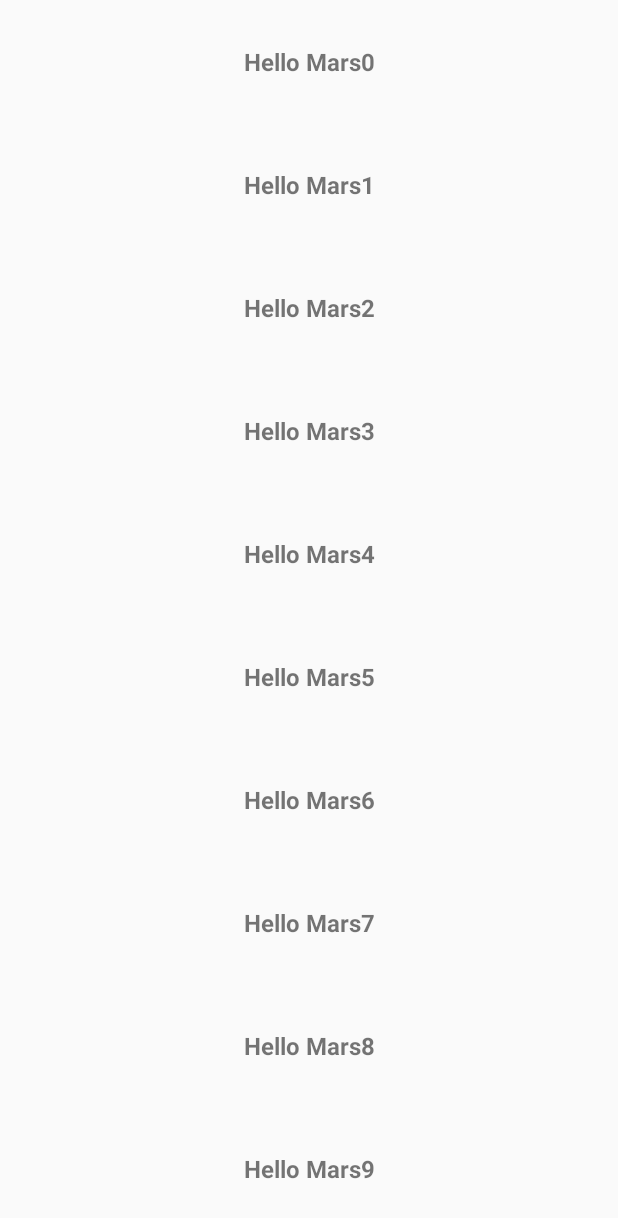
After one commit to ChoingHyun/Android-PlanetWeather, an Android app: the MessageListActivity screen opened directly, with no data from a screen before it, on a phone screen of 412 x 824 dp. The commit adds this screen. Shown: the top 1218 px of the screen. Run offline under Robolectric (Android 15) with nearby library versions, the phone set to English and light mode, and no system bars; network calls fail.

Commit message:
Add MessageList Activity in the project

```diff
--- a/app/build.gradle
+++ b/app/build.gradle
@@ -25,5 +25,6 @@ dependencies {
     compile 'com.mcxiaoke.volley:library:1.0.17'
     compile 'com.google.code.gson:gson:2.3'
     compile 'com.android.support:palette-v7:22.2.1'
+    compile 'com.android.support:recyclerview-v7:22.2.1'
 
 }
--- a/app/src/main/AndroidManifest.xml
+++ b/app/src/main/AndroidManifest.xml
@@ -3,6 +3,7 @@
     package="cn.edu.zju.planetweather" >
 
     <uses-permission android:name="android.permission.INTERNET" />
+
     <application
         android:name=".WeatherApplication"
         android:allowBackup="true"
@@ -18,7 +19,9 @@
                 <category android:name="android.intent.category.LAUNCHER" />
             </intent-filter>
         </activity>
-
+        <activity
+            android:name=".activity.MessageListActivity"
+            android:label="@string/title_activity_message_list"></activity>
     </application>
 
 </manifest>
--- /dev/null
+++ b/app/src/main/java/cn/edu/zju/planetweather/activity/MessageListActivity.java
@@ -0,0 +1,64 @@
+package cn.edu.zju.planetweather.activity;
+
+import android.app.Activity;
+import android.os.Bundle;
+import android.support.v7.widget.LinearLayoutManager;
+import android.support.v7.widget.RecyclerView;
+import android.view.Menu;
+import android.view.MenuItem;
+
+import java.util.ArrayList;
+import java.util.List;
+
+import cn.edu.zju.planetweather.R;
+import cn.edu.zju.planetweather.adapter.MessageListAdapter;
+import cn.edu.zju.planetweather.entity.Message;
+
+public class MessageListActivity extends Activity {
+
+    private RecyclerView mRecycleView;
+    private List<Message> mDateset;
+
+    @Override
+    protected void onCreate(Bundle savedInstanceState) {
+        super.onCreate(savedInstanceState);
+        setContentView(R.layout.activity_message_list);
+        findViews();
+        LinearLayoutManager layoutManager = new LinearLayoutManager(this);
+        mRecycleView.setLayoutManager(layoutManager);
+        mDateset = new ArrayList<>();
+        for (int i = 0; i < 10; i++) {
+            Message msg = new Message();
+            msg.setContent("Hello Mars" + i);
+            mDateset.add(msg);
+        }
+        MessageListAdapter adapter = new MessageListAdapter(mDateset);
+        mRecycleView.setAdapter(adapter);
+    }
+
+    private void findViews() {
+        mRecycleView = (RecyclerView) findViewById(R.id.rv_message_list);
+    }
+
+    @Override
+    public boolean onCreateOptionsMenu(Menu menu) {
+        // Inflate the menu; this adds items to the action bar if it is present.
+        getMenuInflater().inflate(R.menu.menu_message_list, menu);
+        return true;
+    }
+
+    @Override
+    public boolean onOptionsItemSelected(MenuItem item) {
+        // Handle action bar item clicks here. The action bar will
+        // automatically handle clicks on the Home/Up button, so long
+        // as you specify a parent activity in AndroidManifest.xml.
+        int id = item.getItemId();
+
+        //noinspection SimplifiableIfStatement
+        if (id == R.id.action_settings) {
+            return true;
+        }
+
+        return super.onOptionsItemSelected(item);
+    }
+}
--- /dev/null
+++ b/app/src/main/java/cn/edu/zju/planetweather/adapter/MessageListAdapter.java
@@ -0,0 +1,54 @@
+package cn.edu.zju.planetweather.adapter;
+
+import android.support.v7.widget.RecyclerView;
+import android.view.View;
+import android.view.ViewGroup;
+import android.widget.TextView;
+
+import java.util.Collections;
+import java.util.List;
+
+import cn.edu.zju.planetweather.R;
+import cn.edu.zju.planetweather.entity.Message;
+
+/**
+ * Created by changhuiyuan on 15/7/28.
+ */
+public class MessageListAdapter extends RecyclerView.Adapter<MessageListAdapter.ViewHolder> {
+
+    List<Message> dataset = Collections.emptyList();
+
+    public MessageListAdapter(List<Message> dataset) {
+        this.dataset = dataset;
+    }
+
+    @Override
+    public ViewHolder onCreateViewHolder(ViewGroup viewGroup, int i) {
+        View view = View.inflate(viewGroup.getContext(), R.layout.item_message, null);
+        ViewHolder viewHolder = new ViewHolder(view);
+        return viewHolder;
+    }
+
+    @Override
+    public void onBindViewHolder(ViewHolder viewHolder, int i) {
+        viewHolder.contentTextView.setText(dataset.get(i).getContent());
+    }
+
+    @Override
+    public int getItemCount() {
+        return dataset.size();
+    }
+
+    class ViewHolder extends RecyclerView.ViewHolder {
+
+        public TextView timeTextView;
+        public TextView contentTextView;
+        public TextView usernameTextView;
+
+        public ViewHolder(View itemView) {
+            super(itemView);
+            contentTextView = (TextView) itemView.findViewById(R.id.tv_content);
+        }
+    }
+
+}
--- /dev/null
+++ b/app/src/main/java/cn/edu/zju/planetweather/entity/Message.java
@@ -0,0 +1,35 @@
+package cn.edu.zju.planetweather.entity;
+
+/**
+ * Created by changhuiyuan on 15/7/28.
+ */
+public class Message {
+
+    private String publishTime;
+    private String content;
+    private String username;
+
+    public String getPublishTime() {
+        return publishTime;
+    }
+
+    public void setPublishTime(String publishTime) {
+        this.publishTime = publishTime;
+    }
+
+    public String getContent() {
+        return content;
+    }
+
+    public void setContent(String content) {
+        this.content = content;
+    }
+
+    public String getUsername() {
+        return username;
+    }
+
+    public void setUsername(String username) {
+        this.username = username;
+    }
+}
--- /dev/null
+++ b/app/src/main/res/layout/activity_message_list.xml
@@ -0,0 +1,13 @@
+<RelativeLayout xmlns:android="http://schemas.android.com/apk/res/android"
+    xmlns:tools="http://schemas.android.com/tools"
+    android:layout_width="match_parent"
+    android:layout_height="match_parent"
+    tools:context="cn.edu.zju.planetweather.activity.MessageListActivity">
+
+    <android.support.v7.widget.RecyclerView
+        android:id="@+id/rv_message_list"
+        android:layout_width="match_parent"
+        android:layout_height="match_parent"
+        android:scrollbars="vertical" />
+
+</RelativeLayout>
--- /dev/null
+++ b/app/src/main/res/layout/item_message.xml
@@ -0,0 +1,21 @@
+<?xml version="1.0" encoding="utf-8"?>
+<RelativeLayout xmlns:android="http://schemas.android.com/apk/res/android"
+    android:layout_width="match_parent"
+    android:layout_height="wrap_content">
+
+    <TextView
+        android:id="@+id/tv_content"
+        android:layout_width="match_parent"
+        android:layout_height="wrap_content"
+        android:layout_alignParentLeft="true"
+        android:layout_alignParentStart="true"
+        android:layout_alignParentTop="true"
+        android:layout_marginBottom="20dp"
+        android:layout_marginTop="20dp"
+        android:gravity="center"
+        android:paddingBottom="10dp"
+        android:paddingTop="10dp"
+        android:text="menu"
+        android:textSize="16sp"
+        android:textStyle="bold" />
+</RelativeLayout>
--- /dev/null
+++ b/app/src/main/res/menu/menu_message_list.xml
@@ -0,0 +1,10 @@
+<menu xmlns:android="http://schemas.android.com/apk/res/android"
+    xmlns:app="http://schemas.android.com/apk/res-auto"
+    xmlns:tools="http://schemas.android.com/tools"
+    tools:context="cn.edu.zju.planetweather.activity.MessageListActivity">
+    <item
+        android:id="@+id/action_settings"
+        android:orderInCategory="100"
+        android:title="@string/action_settings"
+        app:showAsAction="never" />
+</menu>
--- a/app/src/main/res/values/strings.xml
+++ b/app/src/main/res/values/strings.xml
@@ -3,4 +3,5 @@
 
     <string name="hello_world">Hello world!</string>
     <string name="action_settings">Settings</string>
+    <string name="title_activity_message_list">MessageListActivity</string>
 </resources>
```
Also changed, not shown: app/src/main/java/cn/edu/zju/planetweather/activity/MainActivity.java (+24 -21 lines), app/src/main/res/layout/activity_main.xml (+24 -0 lines), app/src/main/assets/fonts/Lato-Regular.ttf (added), 1 other file.
